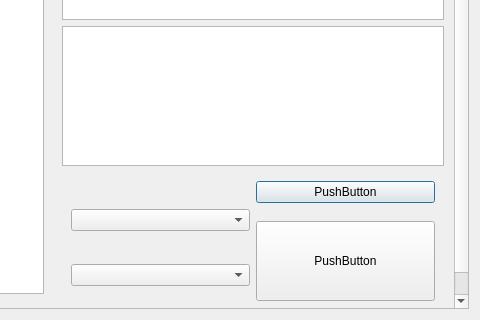
Before: the Qt Designer form bookmarkgui.ui in simon-r/LeScienze500, drawn with Qt 5; both pictures show x 148 to 628 and y 158 to 478 of the 628 by 478 pixel window.
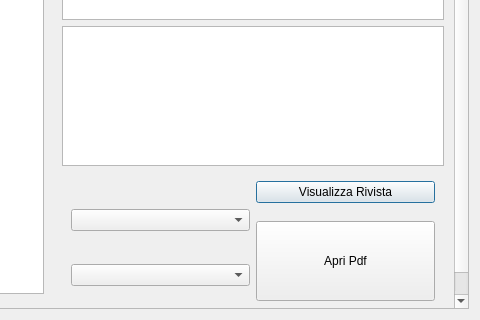
After: the same form once the commit is applied. The open tabs and pages were chosen to show the change.

Diff of the .ui file:
```diff
--- a/bookmarkgui.ui
+++ b/bookmarkgui.ui
@@ -195,7 +195,7 @@
              <item row="1" column="1">
               <widget class="QPushButton" name="OpenReview">
                <property name="text">
-                <string>PushButton</string>
+                <string>Visualizza Rivista</string>
                </property>
               </widget>
              </item>
@@ -208,7 +208,7 @@
                 </size>
                </property>
                <property name="text">
-                <string>PushButton</string>
+                <string>Apri Pdf</string>
                </property>
               </widget>
              </item>
```
Left out of the diff: 8 changed lines with no effect on the pictures.
